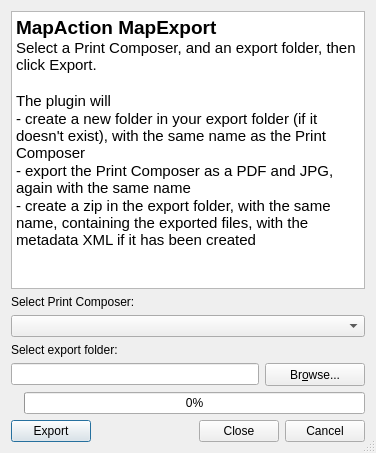
Old version of the form map_export_dialog_base.ui in the repository mapaction/mapexport-qgis.
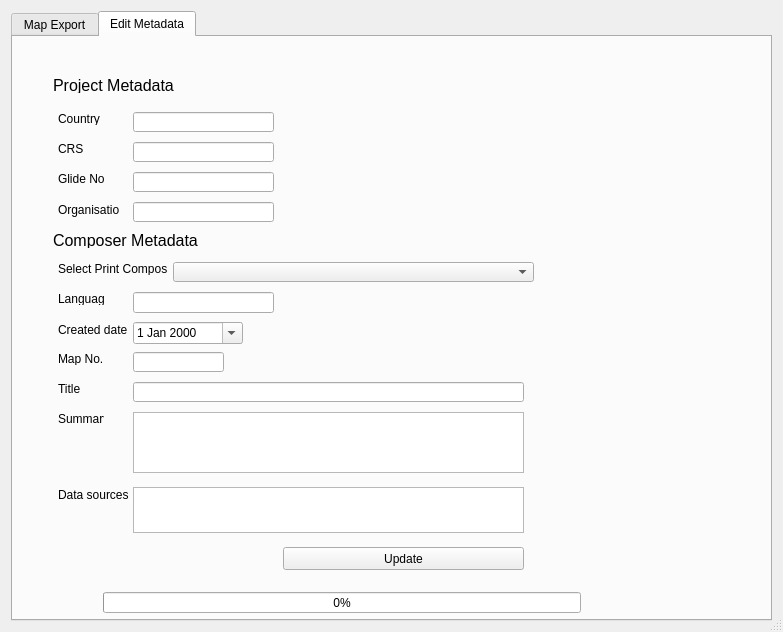
New version of the form. The open tabs and pages were chosen to show the change. Icons and pictures are not drawn.

```diff
--- a/map_export_dialog_base.ui
+++ b/map_export_dialog_base.ui
@@ -6,8 +6,8 @@
    <rect>
     <x>0</x>
     <y>0</y>
-    <width>376</width>
-    <height>453</height>
+    <width>783</width>
+    <height>632</height>
    </rect>
   </property>
   <property name="sizePolicy">
@@ -42,136 +42,556 @@
    <bool>true</bool>
   </property>
   <layout class="QGridLayout" name="gridLayout">
-   <item row="5" column="0">
-    <widget class="QLabel" name="label_2">
-     <property name="text">
-      <string>Select export folder:</string>
+   <item row="0" column="0">
+    <widget class="QTabWidget" name="tabWidget">
+     <property name="currentIndex">
+      <number>0</number>
      </property>
-    </widget>
-   </item>
-   <item row="8" column="0" colspan="2">
-    <layout class="QHBoxLayout" name="horizontalLayout">
-     <item>
-      <widget class="QPushButton" name="exportButton">
-       <property name="text">
-        <string>Export</string>
+     <widget class="QWidget" name="tab">
+      <attribute name="title">
+       <string>Map Export</string>
+      </attribute>
+      <widget class="QTextBrowser" name="textBrowser">
+       <property name="geometry">
+        <rect>
+         <x>30</x>
+         <y>30</y>
+         <width>621</width>
+         <height>201</height>
+        </rect>
        </property>
-      </widget>
-     </item>
-     <item>
-      <widget class="QDialogButtonBox" name="buttonBox">
-       <property name="contextMenuPolicy">
-        <enum>Qt::DefaultContextMenu</enum>
-       </property>
-       <property name="standardButtons">
-        <set>QDialogButtonBox::Cancel|QDialogButtonBox::Close</set>
-       </property>
-       <property name="centerButtons">
-        <bool>false</bool>
-       </property>
-      </widget>
-     </item>
-    </layout>
-   </item>
-   <item row="7" column="0" colspan="2">
-    <layout class="QHBoxLayout" name="horizontalLayout_6">
-     <item>
-      <widget class="QLabel" name="printinglabel">
-       <property name="text">
-        <string/>
-       </property>
-      </widget>
-     </item>
-     <item>
-      <widget class="QProgressBar" name="pageBar">
-       <property name="value">
-        <number>0</number>
-       </property>
-      </widget>
-     </item>
-    </layout>
-   </item>
-   <item row="6" column="0" colspan="2">
-    <layout class="QHBoxLayout" name="horizontalLayout_3">
-     <item>
-      <widget class="QLineEdit" name="path">
        <property name="sizePolicy">
-        <sizepolicy hsizetype="Minimum" vsizetype="Fixed">
+        <sizepolicy hsizetype="Fixed" vsizetype="Expanding">
          <horstretch>0</horstretch>
          <verstretch>0</verstretch>
         </sizepolicy>
        </property>
-       <property name="sizeIncrement">
-        <size>
-         <width>0</width>
-         <height>0</height>
-        </size>
-       </property>
-       <property name="toolTip">
-        <string/>
-       </property>
-       <property name="whatsThis">
-        <string/>
-       </property>
-      </widget>
-     </item>
-     <item>
-      <widget class="QPushButton" name="browser">
-       <property name="sizePolicy">
-        <sizepolicy hsizetype="Maximum" vsizetype="Fixed">
-         <horstretch>0</horstretch>
-         <verstretch>0</verstretch>
-        </sizepolicy>
-       </property>
-       <property name="minimumSize">
-        <size>
-         <width>100</width>
-         <height>23</height>
-        </size>
-       </property>
-       <property name="toolTip">
-        <string>Choose the output folder</string>
-       </property>
-       <property name="text">
-        <string>Br&amp;owse...</string>
-       </property>
-      </widget>
-     </item>
-    </layout>
-   </item>
-   <item row="0" column="0" colspan="2">
-    <widget class="QTextBrowser" name="textBrowser">
-     <property name="html">
-      <string>&lt;!DOCTYPE HTML PUBLIC &quot;-//W3C//DTD HTML 4.0//EN&quot; &quot;http://www.w3.org/TR/REC-html40/strict.dtd&quot;&gt;
+       <property name="html">
+        <string>&lt;!DOCTYPE HTML PUBLIC &quot;-//W3C//DTD HTML 4.0//EN&quot; &quot;http://www.w3.org/TR/REC-html40/strict.dtd&quot;&gt;
 &lt;html&gt;&lt;head&gt;&lt;meta name=&quot;qrichtext&quot; content=&quot;1&quot; /&gt;&lt;style type=&quot;text/css&quot;&gt;
 p, li { white-space: pre-wrap; }
-&lt;/style&gt;&lt;/head&gt;&lt;body style=&quot; font-family:'Ubuntu'; font-size:11pt; font-weight:400; font-style:normal;&quot;&gt;
-&lt;p style=&quot; margin-top:0px; margin-bottom:0px; margin-left:0px; margin-right:0px; -qt-block-indent:0; text-indent:0px;&quot;&gt;&lt;span style=&quot; font-size:14pt; font-weight:600;&quot;&gt;MapAction MapExport&lt;/span&gt;&lt;/p&gt;
-&lt;p style=&quot; margin-top:0px; margin-bottom:0px; margin-left:0px; margin-right:0px; -qt-block-indent:0; text-indent:0px;&quot;&gt;Select a Print Composer, and an export folder, then click Export.&lt;/p&gt;
-&lt;p style=&quot;-qt-paragraph-type:empty; margin-top:0px; margin-bottom:0px; margin-left:0px; margin-right:0px; -qt-block-indent:0; text-indent:0px;&quot;&gt;&lt;br /&gt;&lt;/p&gt;
-&lt;p style=&quot; margin-top:0px; margin-bottom:0px; margin-left:0px; margin-right:0px; -qt-block-indent:0; text-indent:0px;&quot;&gt;The plugin will&lt;/p&gt;
-&lt;p style=&quot; margin-top:0px; margin-bottom:0px; margin-left:0px; margin-right:0px; -qt-block-indent:0; text-indent:0px;&quot;&gt;- create a new folder in your export folder (if it doesn't exist), with the same name as the Print Composer&lt;/p&gt;
-&lt;p style=&quot; margin-top:0px; margin-bottom:0px; margin-left:0px; margin-right:0px; -qt-block-indent:0; text-indent:0px;&quot;&gt;- export the Print Composer as a PDF and JPG, again with the same name&lt;/p&gt;
-&lt;p style=&quot; margin-top:0px; margin-bottom:0px; margin-left:0px; margin-right:0px; -qt-block-indent:0; text-indent:0px;&quot;&gt;- create a zip in the export folder, with the same name, containing the exported files, with the metadata XML if it has been created &lt;/p&gt;&lt;/body&gt;&lt;/html&gt;</string>
-     </property>
+&lt;/style&gt;&lt;/head&gt;&lt;body style=&quot; font-family:'MS Shell Dlg 2'; font-size:8.25pt; font-weight:400; font-style:normal;&quot;&gt;
+&lt;p style=&quot; margin-top:0px; margin-bottom:0px; margin-left:0px; margin-right:0px; -qt-block-indent:0; text-indent:0px;&quot;&gt;&lt;span style=&quot; font-family:'Ubuntu'; font-size:14pt; font-weight:600;&quot;&gt;MapAction MapExport&lt;/span&gt;&lt;/p&gt;
+&lt;p style=&quot; margin-top:0px; margin-bottom:0px; margin-left:0px; margin-right:0px; -qt-block-indent:0; text-indent:0px;&quot;&gt;&lt;span style=&quot; font-family:'Ubuntu'; font-size:11pt;&quot;&gt;Select a Print Composer and an export folder, then click &lt;/span&gt;&lt;span style=&quot; font-family:'Ubuntu'; font-size:11pt; font-weight:600;&quot;&gt;Export&lt;/span&gt;&lt;span style=&quot; font-family:'Ubuntu'; font-size:11pt;&quot;&gt;.&lt;/span&gt;&lt;/p&gt;
+&lt;p style=&quot;-qt-paragraph-type:empty; margin-top:0px; margin-bottom:0px; margin-left:0px; margin-right:0px; -qt-block-indent:0; text-indent:0px; font-family:'Ubuntu'; font-size:11pt;&quot;&gt;&lt;br /&gt;&lt;/p&gt;
+&lt;p style=&quot; margin-top:0px; margin-bottom:0px; margin-left:0px; margin-right:0px; -qt-block-indent:0; text-indent:0px;&quot;&gt;&lt;span style=&quot; font-family:'Ubuntu'; font-size:11pt;&quot;&gt;The plugin will&lt;/span&gt;&lt;/p&gt;
+&lt;p style=&quot; margin-top:0px; margin-bottom:0px; margin-left:0px; margin-right:0px; -qt-block-indent:0; text-indent:0px;&quot;&gt;&lt;span style=&quot; font-family:'Ubuntu'; font-size:11pt;&quot;&gt;- create a new folder in your export folder (if it doesn't exist), with the same name as the Print Composer&lt;/span&gt;&lt;/p&gt;
+&lt;p style=&quot; margin-top:0px; margin-bottom:0px; margin-left:0px; margin-right:0px; -qt-block-indent:0; text-indent:0px;&quot;&gt;&lt;span style=&quot; font-family:'Ubuntu'; font-size:11pt;&quot;&gt;- export the Print Composer as a PDF and JPG, again with the same name&lt;/span&gt;&lt;/p&gt;
+&lt;p style=&quot; margin-top:0px; margin-bottom:0px; margin-left:0px; margin-right:0px; -qt-block-indent:0; text-indent:0px;&quot;&gt;&lt;span style=&quot; font-family:'Ubuntu'; font-size:11pt;&quot;&gt;- create a zip in the export folder, with the same name, containing the exported files, with the metadata XML if it has been created &lt;/span&gt;&lt;/p&gt;&lt;/body&gt;&lt;/html&gt;</string>
+       </property>
+      </widget>
+      <widget class="QComboBox" name="composerSelect">
+       <property name="geometry">
+        <rect>
+         <x>160</x>
+         <y>250</y>
+         <width>481</width>
+         <height>20</height>
+        </rect>
+       </property>
+      </widget>
+      <widget class="QLabel" name="label_2">
+       <property name="geometry">
+        <rect>
+         <x>40</x>
+         <y>360</y>
+         <width>109</width>
+         <height>13</height>
+        </rect>
+       </property>
+       <property name="text">
+        <string>Select export folder:</string>
+       </property>
+      </widget>
+      <widget class="QWidget" name="layoutWidget">
+       <property name="geometry">
+        <rect>
+         <x>40</x>
+         <y>390</y>
+         <width>541</width>
+         <height>25</height>
+        </rect>
+       </property>
+       <layout class="QHBoxLayout" name="horizontalLayout_3">
+        <item>
+         <widget class="QLineEdit" name="path">
+          <property name="sizePolicy">
+           <sizepolicy hsizetype="Minimum" vsizetype="Fixed">
+            <horstretch>0</horstretch>
+            <verstretch>0</verstretch>
+           </sizepolicy>
+          </property>
+          <property name="sizeIncrement">
+           <size>
+            <width>0</width>
+            <height>0</height>
+           </size>
+          </property>
+          <property name="toolTip">
+           <string/>
+          </property>
+          <property name="whatsThis">
+           <string/>
+          </property>
+         </widget>
+        </item>
+        <item>
+         <widget class="QPushButton" name="browser">
+          <property name="sizePolicy">
+           <sizepolicy hsizetype="Maximum" vsizetype="Fixed">
+            <horstretch>0</horstretch>
+            <verstretch>0</verstretch>
+           </sizepolicy>
+          </property>
+          <property name="minimumSize">
+           <size>
+            <width>100</width>
+            <height>23</height>
+           </size>
+          </property>
+          <property name="toolTip">
+           <string>Choose the output folder</string>
+          </property>
+          <property name="text">
+           <string>Br&amp;owse...</string>
+          </property>
+         </widget>
+        </item>
+       </layout>
+      </widget>
+      <widget class="QWidget" name="layoutWidget">
+       <property name="geometry">
+        <rect>
+         <x>40</x>
+         <y>430</y>
+         <width>491</width>
+         <height>23</height>
+        </rect>
+       </property>
+       <layout class="QHBoxLayout" name="horizontalLayout_6">
+        <item>
+         <widget class="QProgressBar" name="pageBar">
+          <property name="value">
+           <number>0</number>
+          </property>
+         </widget>
+        </item>
+        <item>
+         <widget class="QLabel" name="printinglabel">
+          <property name="text">
+           <string/>
+          </property>
+         </widget>
+        </item>
+       </layout>
+      </widget>
+      <widget class="QWidget" name="layoutWidget">
+       <property name="geometry">
+        <rect>
+         <x>30</x>
+         <y>530</y>
+         <width>541</width>
+         <height>25</height>
+        </rect>
+       </property>
+       <layout class="QHBoxLayout" name="horizontalLayout">
+        <item>
+         <widget class="QPushButton" name="exportButton">
+          <property name="text">
+           <string>Export</string>
+          </property>
+         </widget>
+        </item>
+        <item>
+         <widget class="QDialogButtonBox" name="buttonBox">
+          <property name="contextMenuPolicy">
+           <enum>Qt::DefaultContextMenu</enum>
+          </property>
+          <property name="standardButtons">
+           <set>QDialogButtonBox::Cancel|QDialogButtonBox::Close</set>
+          </property>
+          <property name="centerButtons">
+           <bool>false</bool>
+          </property>
+         </widget>
+        </item>
+       </layout>
+      </widget>
+      <widget class="QLabel" name="label">
+       <property name="geometry">
+        <rect>
+         <x>40</x>
+         <y>250</y>
+         <width>109</width>
+         <height>13</height>
+        </rect>
+       </property>
+       <property name="sizePolicy">
+        <sizepolicy hsizetype="Preferred" vsizetype="Preferred">
+         <horstretch>0</horstretch>
+         <verstretch>0</verstretch>
+        </sizepolicy>
+       </property>
+       <property name="text">
+        <string>Select Print Composer:</string>
+       </property>
+      </widget>
+     </widget>
+     <widget class="QWidget" name="tab_2">
+      <attribute name="title">
+       <string>Edit Metadata</string>
+      </attribute>
+      <widget class="QPushButton" name="updateVarVals">
+       <property name="geometry">
+        <rect>
+         <x>270</x>
+         <y>510</y>
+         <width>241</width>
+         <height>23</height>
+        </rect>
+       </property>
+       <property name="text">
+        <string>Update</string>
+       </property>
+      </widget>
+      <widget class="QLineEdit" name="maCountry">
+       <property name="geometry">
+        <rect>
+         <x>120</x>
+         <y>75</y>
+         <width>141</width>
+         <height>20</height>
+        </rect>
+       </property>
+       <property name="sizePolicy">
+        <sizepolicy hsizetype="Fixed" vsizetype="Fixed">
+         <horstretch>0</horstretch>
+         <verstretch>0</verstretch>
+        </sizepolicy>
+       </property>
+      </widget>
+      <widget class="QLabel" name="label_3">
+       <property name="geometry">
+        <rect>
+         <x>40</x>
+         <y>40</y>
+         <width>131</width>
+         <height>16</height>
+        </rect>
+       </property>
+       <property name="sizePolicy">
+        <sizepolicy hsizetype="Preferred" vsizetype="Preferred">
+         <horstretch>0</horstretch>
+         <verstretch>0</verstretch>
+        </sizepolicy>
+       </property>
+       <property name="font">
+        <font>
+         <pointsize>12</pointsize>
+        </font>
+       </property>
+       <property name="text">
+        <string>Project Metadata</string>
+       </property>
+      </widget>
+      <widget class="QLabel" name="label_4">
+       <property name="geometry">
+        <rect>
+         <x>45</x>
+         <y>75</y>
+         <width>46</width>
+         <height>13</height>
+        </rect>
+       </property>
+       <property name="toolTip">
+        <string extracomment="test"/>
+       </property>
+       <property name="text">
+        <string>Country</string>
+       </property>
+      </widget>
+      <widget class="QLabel" name="label_5">
+       <property name="geometry">
+        <rect>
+         <x>45</x>
+         <y>105</y>
+         <width>46</width>
+         <height>13</height>
+        </rect>
+       </property>
+       <property name="text">
+        <string>CRS</string>
+       </property>
+      </widget>
+      <widget class="QLineEdit" name="maCrs">
+       <property name="geometry">
+        <rect>
+         <x>120</x>
+         <y>105</y>
+         <width>141</width>
+         <height>20</height>
+        </rect>
+       </property>
+      </widget>
+      <widget class="QLabel" name="label_6">
+       <property name="geometry">
+        <rect>
+         <x>45</x>
+         <y>135</y>
+         <width>46</width>
+         <height>13</height>
+        </rect>
+       </property>
+       <property name="text">
+        <string>Glide No.</string>
+       </property>
+      </widget>
+      <widget class="QLineEdit" name="maGlide">
+       <property name="geometry">
+        <rect>
+         <x>120</x>
+         <y>135</y>
+         <width>141</width>
+         <height>20</height>
+        </rect>
+       </property>
+      </widget>
+      <widget class="QLabel" name="label_7">
+       <property name="geometry">
+        <rect>
+         <x>45</x>
+         <y>165</y>
+         <width>61</width>
+         <height>16</height>
+        </rect>
+       </property>
+       <property name="text">
+        <string>Organisation</string>
+       </property>
+      </widget>
+      <widget class="QLineEdit" name="maOrganisation">
+       <property name="geometry">
+        <rect>
+         <x>120</x>
+         <y>165</y>
+         <width>141</width>
+         <height>20</height>
+        </rect>
+       </property>
+      </widget>
+      <widget class="QLabel" name="label_8">
+       <property name="geometry">
+        <rect>
+         <x>40</x>
+         <y>195</y>
+         <width>161</width>
+         <height>16</height>
+        </rect>
+       </property>
+       <property name="sizePolicy">
+        <sizepolicy hsizetype="Preferred" vsizetype="Preferred">
+         <horstretch>0</horstretch>
+         <verstretch>0</verstretch>
+        </sizepolicy>
+       </property>
+       <property name="font">
+        <font>
+         <pointsize>12</pointsize>
+        </font>
+       </property>
+       <property name="text">
+        <string>Composer Metadata</string>
+       </property>
+      </widget>
+      <widget class="QComboBox" name="composerSelect_2">
+       <property name="geometry">
+        <rect>
+         <x>160</x>
+         <y>225</y>
+         <width>361</width>
+         <height>20</height>
+        </rect>
+       </property>
+      </widget>
+      <widget class="QLabel" name="label_9">
+       <property name="geometry">
+        <rect>
+         <x>45</x>
+         <y>225</y>
+         <width>109</width>
+         <height>13</height>
+        </rect>
+       </property>
+       <property name="sizePolicy">
+        <sizepolicy hsizetype="Preferred" vsizetype="Preferred">
+         <horstretch>0</horstretch>
+         <verstretch>0</verstretch>
+        </sizepolicy>
+       </property>
+       <property name="text">
+        <string>Select Print Composer:</string>
+       </property>
+      </widget>
+      <widget class="QLineEdit" name="maLanguage">
+       <property name="geometry">
+        <rect>
+         <x>120</x>
+         <y>255</y>
+         <width>141</width>
+         <height>21</height>
+        </rect>
+       </property>
+      </widget>
+      <widget class="QLineEdit" name="maMapNumber">
+       <property name="geometry">
+        <rect>
+         <x>120</x>
+         <y>315</y>
+         <width>91</width>
+         <height>20</height>
+        </rect>
+       </property>
+      </widget>
+      <widget class="QLabel" name="label_10">
+       <property name="geometry">
+        <rect>
+         <x>45</x>
+         <y>255</y>
+         <width>46</width>
+         <height>13</height>
+        </rect>
+       </property>
+       <property name="text">
+        <string>Language</string>
+       </property>
+      </widget>
+      <widget class="QLabel" name="label_11">
+       <property name="geometry">
+        <rect>
+         <x>45</x>
+         <y>285</y>
+         <width>76</width>
+         <height>16</height>
+        </rect>
+       </property>
+       <property name="text">
+        <string>Created date</string>
+       </property>
+      </widget>
+      <widget class="QLabel" name="label_12">
+       <property name="geometry">
+        <rect>
+         <x>45</x>
+         <y>315</y>
+         <width>46</width>
+         <height>13</height>
+        </rect>
+       </property>
+       <property name="text">
+        <string>Map No.</string>
+       </property>
+      </widget>
+      <widget class="QLabel" name="label_13">
+       <property name="geometry">
+        <rect>
+         <x>45</x>
+         <y>375</y>
+         <width>46</width>
+         <height>13</height>
+        </rect>
+       </property>
+       <property name="text">
+        <string>Summary</string>
+       </property>
+      </widget>
+      <widget class="QDateEdit" name="maCreated">
+       <property name="geometry">
+        <rect>
+         <x>120</x>
+         <y>285</y>
+         <width>110</width>
+         <height>22</height>
+        </rect>
+       </property>
+       <property name="calendarPopup">
+        <bool>true</bool>
+       </property>
+      </widget>
+      <widget class="QTextEdit" name="maSummary">
+       <property name="geometry">
+        <rect>
+         <x>120</x>
+         <y>375</y>
+         <width>391</width>
+         <height>61</height>
+        </rect>
+       </property>
+       <property name="textInteractionFlags">
+        <set>Qt::TextEditorInteraction</set>
+       </property>
+      </widget>
+      <widget class="QLabel" name="label_14">
+       <property name="geometry">
+        <rect>
+         <x>45</x>
+         <y>345</y>
+         <width>46</width>
+         <height>13</height>
+        </rect>
+       </property>
+       <property name="text">
+        <string>Title</string>
+       </property>
+      </widget>
+      <widget class="QLineEdit" name="maTitle">
+       <property name="geometry">
+        <rect>
+         <x>120</x>
+         <y>345</y>
+         <width>391</width>
+         <height>20</height>
+        </rect>
+       </property>
+      </widget>
+      <widget class="QLabel" name="label_15">
+       <property name="geometry">
+        <rect>
+         <x>45</x>
+         <y>450</y>
+         <width>76</width>
+         <height>16</height>
+        </rect>
+       </property>
+       <property name="text">
+        <string>Data sources</string>
+       </property>
+      </widget>
+      <widget class="QTextEdit" name="maDatasource">
+       <property name="geometry">
+        <rect>
+         <x>120</x>
+         <y>450</y>
+         <width>391</width>
+         <height>46</height>
+        </rect>
+       </property>
+      </widget>
+      <widget class="QProgressBar" name="updateBar">
+       <property name="geometry">
+        <rect>
+         <x>90</x>
+         <y>555</y>
+         <width>478</width>
+         <height>21</height>
+        </rect>
+       </property>
+       <property name="value">
+        <number>0</number>
+       </property>
+      </widget>
+     </widget>
     </widget>
    </item>
-   <item row="1" column="0">
-    <widget class="QLabel" name="label">
-     <property name="sizePolicy">
-      <sizepolicy hsizetype="Preferred" vsizetype="Preferred">
-       <horstretch>0</horstretch>
-       <verstretch>0</verstretch>
-      </sizepolicy>
-     </property>
-     <property name="text">
-      <string>Select Print Composer:</string>
-     </property>
-    </widget>
-   </item>
-   <item row="2" column="0" colspan="2">
-    <widget class="QComboBox" name="composerSelect"/>
-   </item>
   </layout>
  </widget>
  <tabstops>
```
Left out of the diff: 10 changed lines with no effect on the pictures.
